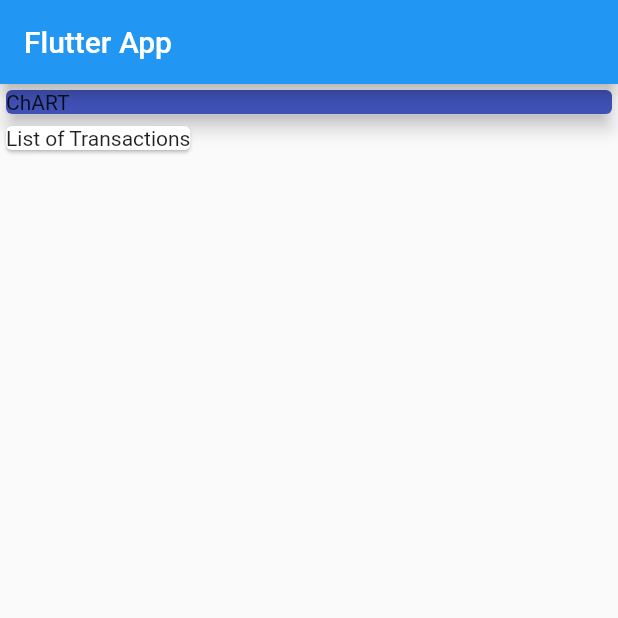
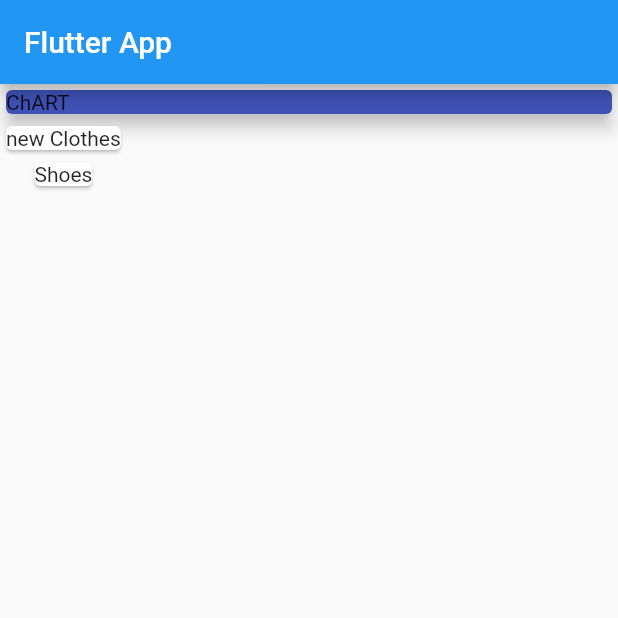
Before and after one commit to cactisoft-lb/Flutter_Course_Styling, a Flutter app: the screen it shows after launch, on a phone screen of 412 x 824 dp, the top half of it. Run offline on Flutter 3.47's test engine with Material 2 defaults, Android fonts, the phone set to English and light mode, and no system bars.

Commit message:
mapping Transaction data list to widgets

```diff
--- a/lib/main.dart
+++ b/lib/main.dart
@@ -42,8 +42,13 @@ class MyHomePage extends StatelessWidget {
               child: Text('ChART'),
             ),
           ),
-          Card(
-            child: Text('List of Transactions'),
+          //(id: transaction.id, title: transaction.title, amount: transaction.amount, date: transaction.date),
+          Column(
+            children: transactions.map((transaction) {
+              return Card(
+                child: Text(transaction.title),
+              );
+            }).toList(),
           )
         ],
       ),
```
